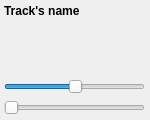
The window that Source/Graphics/track.ui (dashlime/4tracks) describes before a commit, drawn with Qt 5.
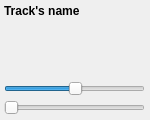
The same window after the commit. Custom widgets are drawn as their Qt base class.

Patch:
```diff
--- a/Source/Graphics/track.ui
+++ b/Source/Graphics/track.ui
@@ -38,6 +38,9 @@
     </rect>
    </property>
    <layout class="QVBoxLayout" name="verticalLayout">
+    <property name="spacing">
+     <number>4</number>
+    </property>
     <property name="leftMargin">
      <number>5</number>
     </property>
```
Left out of the diff: 6 changed lines with no effect on the pictures.
